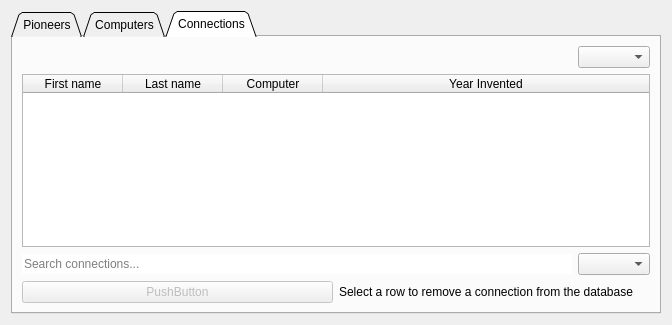
First picture: the form in hoopergui/search_widget.ui, repository VLN1-15-30/fall-project, before the edit.
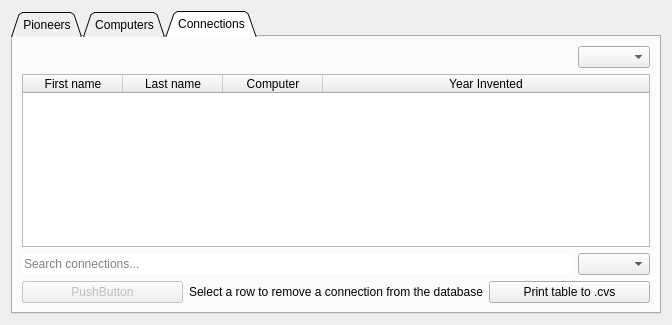
Second picture: the form after the edit. The open tabs and pages were chosen to show the change.

Commit message: added Print to csv to Computer and Connections

```diff
--- a/hoopergui/search_widget.ui
+++ b/hoopergui/search_widget.ui
@@ -283,6 +283,13 @@
            </property>
           </widget>
          </item>
+         <item>
+          <widget class="QPushButton" name="pushButton_printDbConnection">
+           <property name="text">
+            <string>Print table to .cvs</string>
+           </property>
+          </widget>
+         </item>
         </layout>
        </item>
        <item row="4" column="0">
```
Left out of the diff: 11 changed lines with no effect on the pictures. The commit also changes 7 other files.
